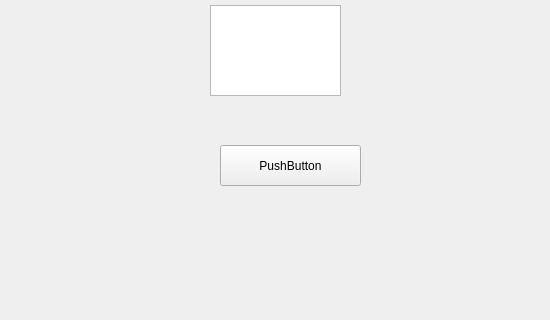
Before: the Qt Designer form webclient/webclient.ui in thirdprojectteam/miniproject3_WebServer, drawn with Qt 5; both pictures show x 0 to 550 and y 105 to 425 of the 800 by 600 pixel window.
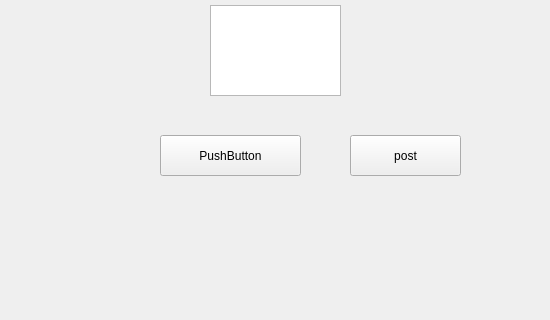
After: the same form once the commit is applied.

Diff of the .ui file:
```diff
--- a/webclient/webclient.ui
+++ b/webclient/webclient.ui
@@ -16,8 +16,8 @@
   <widget class="QPushButton" name="requestButton">
    <property name="geometry">
     <rect>
-     <x>220</x>
-     <y>250</y>
+     <x>160</x>
+     <y>240</y>
      <width>141</width>
      <height>41</height>
     </rect>
@@ -36,6 +36,19 @@
     </rect>
    </property>
   </widget>
+  <widget class="QPushButton" name="PostButton">
+   <property name="geometry">
+    <rect>
+     <x>350</x>
+     <y>240</y>
+     <width>111</width>
+     <height>41</height>
+    </rect>
+   </property>
+   <property name="text">
+    <string>post</string>
+   </property>
+  </widget>
  </widget>
  <resources/>
  <connections/>
```
